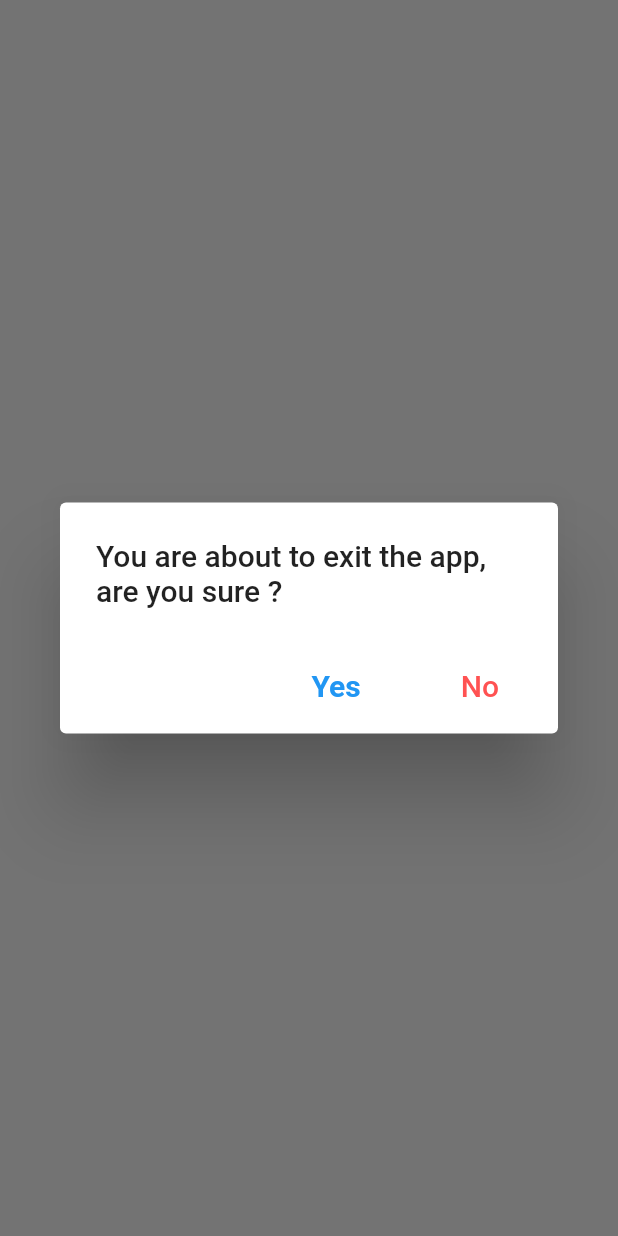
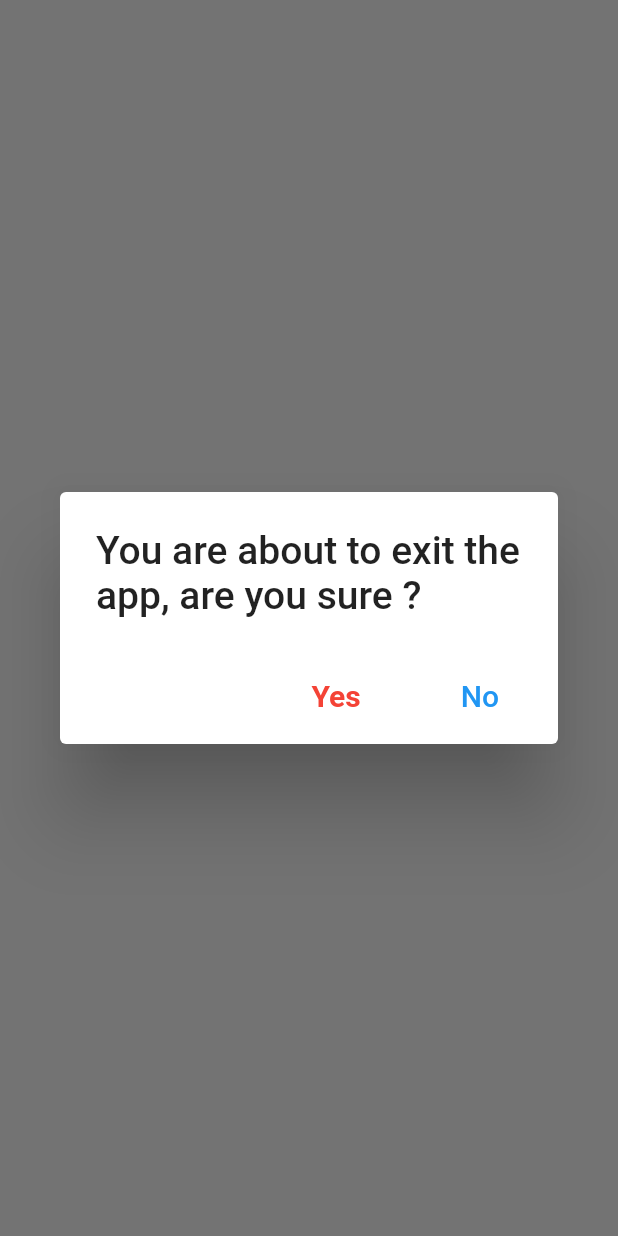
Before and after one commit to OussamaFasca/smarthouse, a Flutter app: the CreateAlertDialog widget shown alone on an empty page, opened directly, on a phone screen of 412 x 824 dp. Run offline on Flutter 3.47's test engine with Material 2 defaults, Android fonts, the phone set to English and light mode, and no system bars; our stand-ins replace animated_text_kit, firebase_database, flutter_spinkit; accounts and stored records are empty.

```diff
--- a/lib/creators/AlertCreator.dart
+++ b/lib/creators/AlertCreator.dart
@@ -1,20 +1,24 @@
 import 'dart:io';
 import 'package:flutter/material.dart';
 
-CreateAlertDialog(BuildContext context)
-{
+CreateAlertDialog(BuildContext context) {
   return showDialog(
     context: context,
     builder: (context) {
       return AlertDialog(
-        title: Text("You are about to exit the app, are you sure ?"),
+        title: Text(
+          "You are about to exit the app, are you sure ?",
+          style: TextStyle(
+            fontSize: 26,
+          ),
+        ),
         actions: <Widget>[
           MaterialButton(
             onPressed: () => exit(0),
             child: Text(
               "Yes",
               style: TextStyle(
-                color: Colors.blue,
+                color: Colors.red,
                 fontSize: 20,
                 fontWeight: FontWeight.bold,
               ),
@@ -24,7 +28,7 @@ CreateAlertDialog(BuildContext context)
             onPressed: () => Navigator.pop(context),
             child: Text("No",
                 style: TextStyle(
-                  color: Colors.redAccent,
+                  color: Colors.blue,
                   fontSize: 20,
                 )),
           ),
--- a/pubspec.yaml
+++ b/pubspec.yaml
@@ -19,6 +19,8 @@ dependencies:
   rflutter_alert: ^1.0.3
   flutter_local_notifications: ^1.1.3
   path_provider: ^1.5.1
+  firebase_messaging: ^6.0.9
+  carousel_slider: ^1.4.1
 
 dev_dependencies:
   flutter_test:
@@ -28,5 +30,4 @@ flutter:
 
   uses-material-design: true
   assets:
-
     - images/
```
Also changed, not shown: lib/kitchen.dart (+17 -3 lines), lib/welcome-screen.dart (+6 -1 lines), images/Logo.png (added), pubspec.lock, 2 other files.
